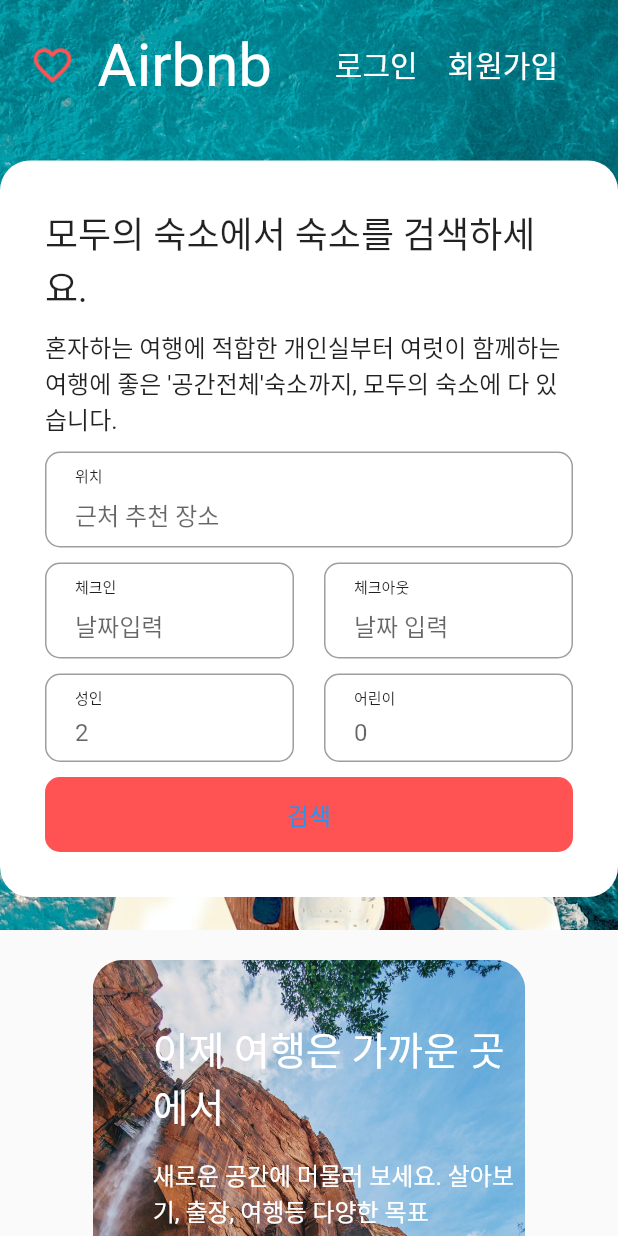
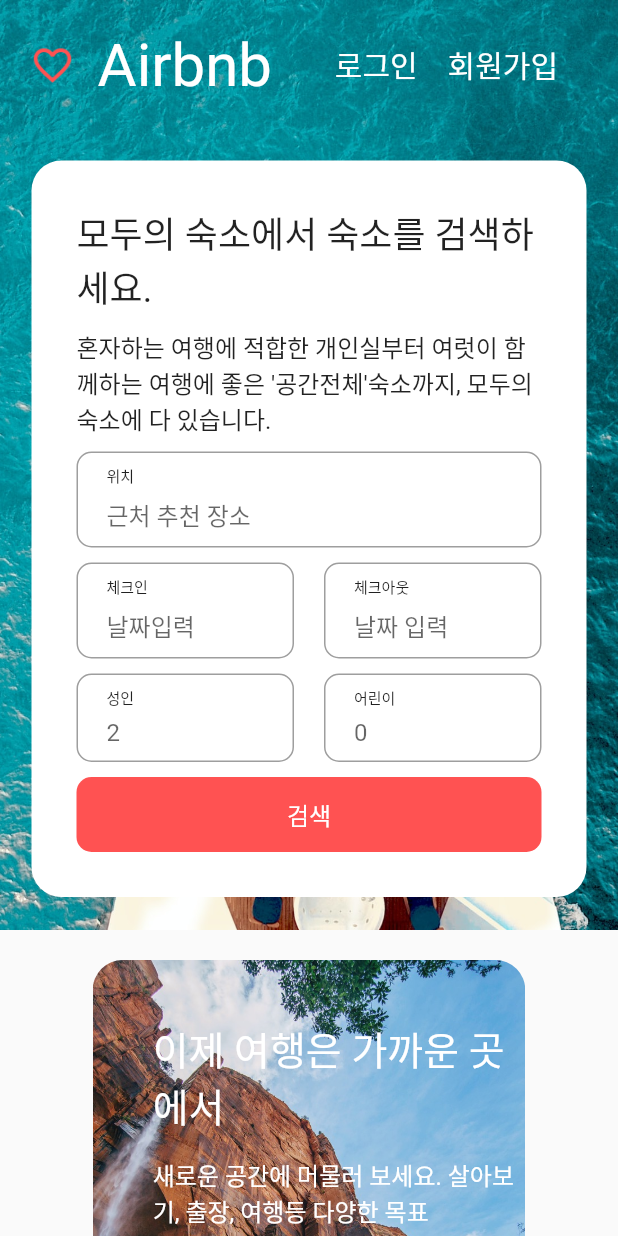
Before and after one commit to clean17/airbnb_app, a Flutter app: the screen it shows after launch, on a phone screen of 412 x 824 dp. Run offline on Flutter 3.47's test engine with Material 2 defaults, Android fonts, the phone set to English and light mode, and no system bars.

Commit message:
미디어 쿼리 연습 및 수정

```diff
--- a/lib/views/components/common_form_field.dart
+++ b/lib/views/components/common_form_field.dart
@@ -11,7 +11,7 @@ class CommonFormField extends StatelessWidget {
       children: [
         TextFormField(
           textAlignVertical: TextAlignVertical.bottom,
-          decoration: InputDecoration(  // 인풋과 박스의 차이는 ?
+          decoration: InputDecoration(  // 인풋과 박스의| 차이는 ?
             contentPadding: EdgeInsets.only(top: 30, left: 20, bottom: 10),
             hintText: hintText,
             border: OutlineInputBorder(
--- a/lib/views/pages/post/home/home_header_form.dart
+++ b/lib/views/pages/post/home/home_header_form.dart
@@ -13,7 +13,7 @@ class HomeHeaderForm extends StatelessWidget {
         alignment: screenWidth < 520 ? Alignment(0, 0) : Alignment(-0.6, 0), // -1 ~ 1 까지의 범위가 전체 범위
         child: Container(
           // 컨테이너에도 color속성을 사용가능하지만 Decoration속성을 사용하면 Decoration의 color를 사용해야한다. 터짐 !!
-          width: 420,
+          width: 370,
           decoration: BoxDecoration(
             color: Colors.white,
             borderRadius: BorderRadius.circular(20),
@@ -84,11 +84,11 @@ class HomeHeaderForm extends StatelessWidget {
                       print('서브밋 클릭됨');
                     }, child: Text("검색",
                       style: TextStyle(
+                        color: Colors.white,
                         fontSize: 16
                       ),
                     )),
                   )
-
                 ],
               ),
             ),
```
